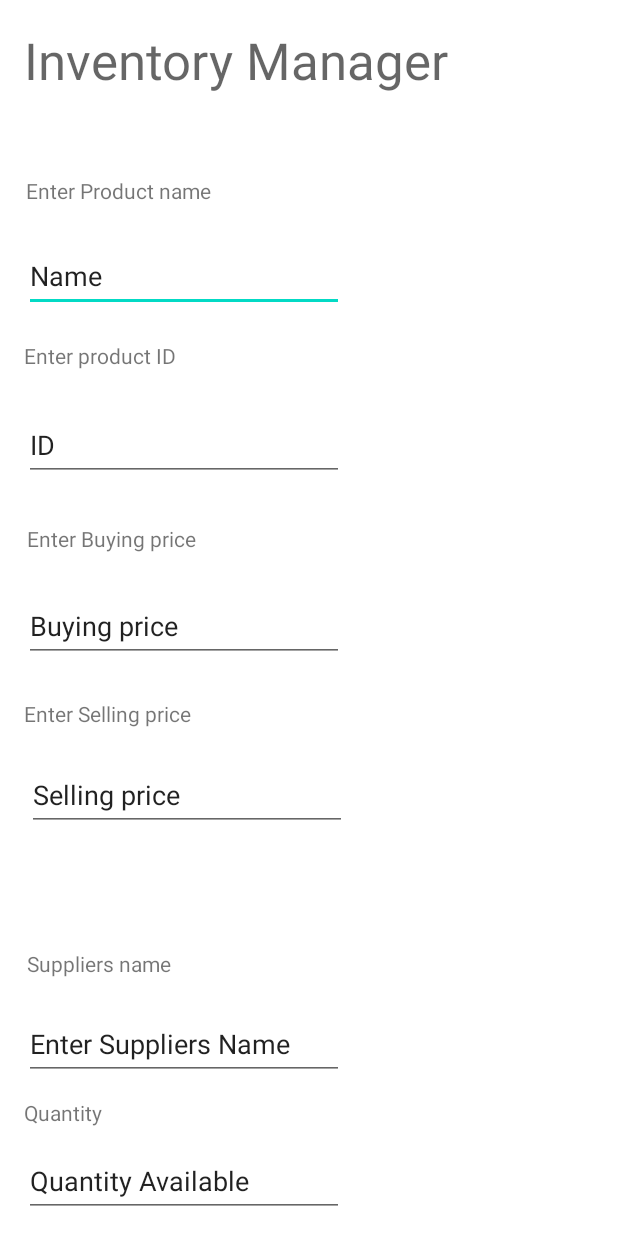
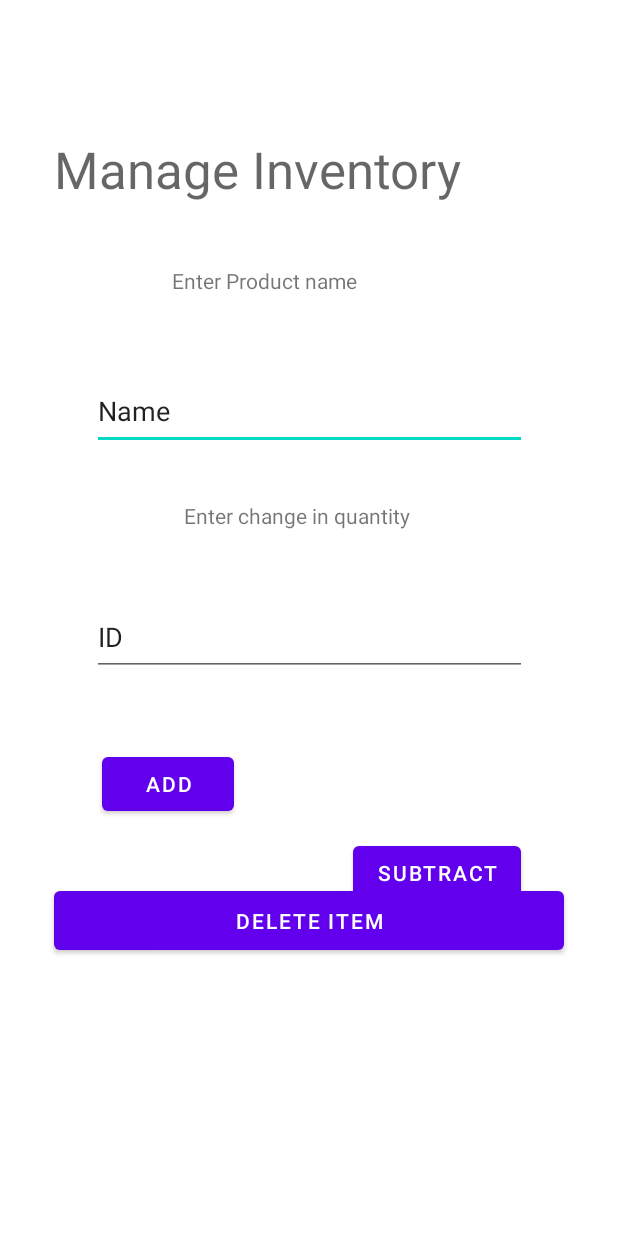
Before and after one commit to YazanMPSUT/InventoryManager, an Android app: the layout activity_manage_inventory.xml on its own in the app's theme, with its tools: preview values and no code run, on a phone screen of 412 x 824 dp. Run offline under Robolectric (Android 15) with nearby library versions, the phone set to English and light mode, and no system bars.

Commit message:
updated layouts, added dialogfragment to delete. Restructured files. Added net sales (could potentially use with sql?)

```diff
--- a/app/src/main/java/com/example/inventorymanager/AddInventory.kt
+++ b/app/src/main/java/com/example/inventorymanager/AddInventory.kt
@@ -2,10 +2,13 @@ package com.example.inventorymanager
 
 import androidx.appcompat.app.AppCompatActivity
 import android.os.Bundle
+import com.example.inventorymanager.MainActivity.Companion
+import com.example.inventorymanager.MainActivity.Companion.salesTotal
 
 class AddInventory : AppCompatActivity() {
     override fun onCreate(savedInstanceState: Bundle?) {
         super.onCreate(savedInstanceState)
         setContentView(R.layout.activity_add_inventory)
+        salesTotal += 10
     }
 }
--- a/app/src/main/java/com/example/inventorymanager/InventoryProvider.kt
+++ b/app/src/main/java/com/example/inventorymanager/InventoryProvider.kt
@@ -91,7 +91,7 @@ class InventoryProvider : ContentProvider(){
             }
         }
         if (sortOrder == null || sortOrder === "") {
-            /*** By default sort on student names*/
+            /*** By default sort on name*/
             sOrder = name
         }
         val c = qb.query(db, projection, selection, selectionArgs, null, null, sortOrder)
--- a/app/src/main/java/com/example/inventorymanager/MainActivity.kt
+++ b/app/src/main/java/com/example/inventorymanager/MainActivity.kt
@@ -4,7 +4,11 @@ import androidx.appcompat.app.AppCompatActivity
 import android.os.Bundle
 
 class MainActivity : AppCompatActivity() {
+    companion object {
+        var salesTotal: Double = 0.0
+    }
     override fun onCreate(savedInstanceState: Bundle?) {
+
         super.onCreate(savedInstanceState)
         setContentView(R.layout.activity_main)
     }
--- a/app/src/main/java/com/example/inventorymanager/ManageInventory.kt
+++ b/app/src/main/java/com/example/inventorymanager/ManageInventory.kt
@@ -1,11 +1,11 @@
 package com.example.inventorymanager
 
+import android.os.Bundle
 import androidx.appcompat.app.AppCompatActivity
-import android.os.Bundle
 
 class ManageInventory : AppCompatActivity() {
     override fun onCreate(savedInstanceState: Bundle?) {
         super.onCreate(savedInstanceState)
         setContentView(R.layout.activity_manage_inventory)
-    }
 }
+}
--- a/app/src/main/res/layout/activity_add_inventory.xml
+++ b/app/src/main/res/layout/activity_add_inventory.xml
@@ -11,7 +11,7 @@
         android:id="@+id/TVa"
         android:layout_width="337dp"
         android:layout_height="64dp"
-        android:text="Inventory Manager"
+        android:text="Add New Item"
         android:textAppearance="@style/TextAppearance.AppCompat.Display1"
         app:layout_constraintBottom_toBottomOf="parent"
         app:layout_constraintEnd_toEndOf="parent"
@@ -60,7 +60,7 @@
         app:layout_constraintVertical_bias="0.033" />
 
     <EditText
-        android:id="@+id/pidET"
+        android:id="@+id/qtyChangeET"
         android:layout_width="wrap_content"
         android:layout_height="wrap_content"
         android:ems="10"
@@ -83,7 +83,7 @@
         app:layout_constraintEnd_toEndOf="parent"
         app:layout_constraintHorizontal_bias="0.068"
         app:layout_constraintStart_toStartOf="parent"
-        app:layout_constraintTop_toBottomOf="@+id/pidET"
+        app:layout_constraintTop_toBottomOf="@+id/qtyChangeET"
         app:layout_constraintVertical_bias="0.06" />
 
     <EditText
--- a/app/src/main/res/layout/activity_manage_inventory.xml
+++ b/app/src/main/res/layout/activity_manage_inventory.xml
@@ -7,177 +7,103 @@
     tools:context=".ManageInventory">
 
 
-    <TextView
-        android:id="@+id/TVa"
-        android:layout_width="337dp"
-        android:layout_height="64dp"
-        android:text="Inventory Manager"
-        android:textAppearance="@style/TextAppearance.AppCompat.Display1"
-        app:layout_constraintBottom_toBottomOf="parent"
-        app:layout_constraintEnd_toEndOf="parent"
-        app:layout_constraintHorizontal_bias="0.216"
-        app:layout_constraintStart_toStartOf="parent"
-        app:layout_constraintTop_toTopOf="parent"
-        app:layout_constraintVertical_bias="0.023" />
-
     <EditText
         android:id="@+id/pnameET"
-        android:layout_width="wrap_content"
-        android:layout_height="wrap_content"
+        android:layout_width="290dp"
+        android:layout_height="52dp"
         android:ems="10"
         android:inputType="textPersonName"
         android:minHeight="48dp"
         android:text="Name"
         app:layout_constraintBottom_toBottomOf="parent"
         app:layout_constraintEnd_toEndOf="parent"
-        app:layout_constraintHorizontal_bias="0.079"
         app:layout_constraintStart_toStartOf="parent"
         app:layout_constraintTop_toBottomOf="@+id/TVa"
-        app:layout_constraintVertical_bias="0.113" />
+        app:layout_constraintVertical_bias="0.152" />
 
     <TextView
         android:id="@+id/TVb"
-        android:layout_width="147dp"
-        android:layout_height="31dp"
+        android:layout_width="179dp"
+        android:layout_height="41dp"
         android:text="Enter Product name"
         app:layout_constraintBottom_toTopOf="@+id/pnameET"
         app:layout_constraintEnd_toEndOf="parent"
-        app:layout_constraintHorizontal_bias="0.066"
+        app:layout_constraintHorizontal_bias="0.492"
         app:layout_constraintStart_toStartOf="parent"
         app:layout_constraintTop_toBottomOf="@+id/TVa"
-        app:layout_constraintVertical_bias="0.755" />
+        app:layout_constraintVertical_bias="0.443" />
 
     <TextView
         android:id="@+id/TVc"
-        android:layout_width="143dp"
-        android:layout_height="27dp"
-        android:text="Enter product ID"
+        android:layout_width="167dp"
+        android:layout_height="37dp"
+        android:text="Enter change in quantity"
         app:layout_constraintBottom_toBottomOf="parent"
         app:layout_constraintEnd_toEndOf="parent"
-        app:layout_constraintHorizontal_bias="0.059"
         app:layout_constraintStart_toStartOf="parent"
         app:layout_constraintTop_toBottomOf="@+id/pnameET"
-        app:layout_constraintVertical_bias="0.033" />
+        app:layout_constraintVertical_bias="0.07" />
 
     <EditText
-        android:id="@+id/pidET"
-        android:layout_width="wrap_content"
-        android:layout_height="wrap_content"
+        android:id="@+id/qtyChangeET"
+        android:layout_width="290dp"
+        android:layout_height="52dp"
         android:ems="10"
         android:inputType="number"
         android:minHeight="48dp"
         android:text="ID"
         app:layout_constraintBottom_toBottomOf="parent"
         app:layout_constraintEnd_toEndOf="parent"
-        app:layout_constraintHorizontal_bias="0.079"
+        app:layout_constraintHorizontal_bias="0.504"
         app:layout_constraintStart_toStartOf="parent"
         app:layout_constraintTop_toBottomOf="@+id/TVc"
-        app:layout_constraintVertical_bias="0.035" />
+        app:layout_constraintVertical_bias="0.068" />
+
+    <Button
+        android:id="@+id/addBtn"
+        android:layout_width="wrap_content"
+        android:layout_height="wrap_content"
+        android:layout_marginStart="68dp"
+        android:layout_marginTop="48dp"
+        android:text="Add"
+        app:layout_constraintBottom_toBottomOf="parent"
+        app:layout_constraintStart_toStartOf="parent"
+        app:layout_constraintTop_toBottomOf="@+id/qtyChangeET"
+        app:layout_constraintVertical_bias="0.0" />
+
+    <Button
+        android:id="@+id/subBtn"
+        android:layout_width="wrap_content"
+        android:layout_height="wrap_content"
+        android:layout_marginEnd="4dp"
+        android:layout_marginBottom="216dp"
+        android:text="Subtract"
+        app:layout_constraintBottom_toBottomOf="parent"
+        app:layout_constraintEnd_toEndOf="@+id/qtyChangeET"
+        app:layout_constraintTop_toBottomOf="@+id/qtyChangeET"
+        app:layout_constraintVertical_bias="0.979" />
+
+    <Button
+        android:id="@+id/delItemBtn"
+        android:layout_width="340dp"
+        android:layout_height="51dp"
+        android:layout_marginTop="137dp"
+        android:text="Delete Item"
+        app:layout_constraintEnd_toEndOf="parent"
+        app:layout_constraintStart_toStartOf="parent"
+        app:layout_constraintTop_toBottomOf="@+id/qtyChangeET" />
 
     <TextView
-        android:id="@+id/TVd"
-        android:layout_width="148dp"
-        android:layout_height="30dp"
-        android:text="Enter Buying price"
+        android:id="@+id/TVa"
+        android:layout_width="337dp"
+        android:layout_height="64dp"
+        android:text="Manage Inventory"
+        android:textAppearance="@style/TextAppearance.AppCompat.Display1"
         app:layout_constraintBottom_toBottomOf="parent"
-        app:layout_constraintEnd_toEndOf="parent"
-        app:layout_constraintHorizontal_bias="0.068"
-        app:layout_constraintStart_toStartOf="parent"
-        app:layout_constraintTop_toBottomOf="@+id/pidET"
-        app:layout_constraintVertical_bias="0.06" />
+        app:layout_constraintEnd_toEndOf="@+id/delItemBtn"
+        app:layout_constraintHorizontal_bias="0.0"
+        app:layout_constraintStart_toStartOf="@+id/delItemBtn"
+        app:layout_constraintTop_toTopOf="parent"
+        app:layout_constraintVertical_bias="0.118" />
 
-    <EditText
-        android:id="@+id/ET3"
-        android:layout_width="wrap_content"
-        android:layout_height="wrap_content"
-        android:ems="10"
-        android:inputType="number"
-        android:minHeight="48dp"
-        android:text="Buying price"
-        app:layout_constraintBottom_toBottomOf="parent"
-        app:layout_constraintEnd_toEndOf="parent"
-        app:layout_constraintHorizontal_bias="0.079"
-        app:layout_constraintStart_toStartOf="parent"
-        app:layout_constraintTop_toBottomOf="@+id/TVd"
-        app:layout_constraintVertical_bias="0.035" />
-
-    <TextView
-        android:id="@+id/TVe"
-        android:layout_width="161dp"
-        android:layout_height="27dp"
-        android:text="Enter Selling price"
-        app:layout_constraintBottom_toBottomOf="parent"
-        app:layout_constraintEnd_toEndOf="parent"
-        app:layout_constraintHorizontal_bias="0.064"
-        app:layout_constraintStart_toStartOf="parent"
-        app:layout_constraintTop_toBottomOf="@+id/ET3"
-        app:layout_constraintVertical_bias="0.069" />
-
-    <EditText
-        android:id="@+id/ET4"
-        android:layout_width="wrap_content"
-        android:layout_height="wrap_content"
-        android:ems="10"
-        android:inputType="number"
-        android:minHeight="48dp"
-        android:text="Selling price"
-        app:layout_constraintBottom_toBottomOf="parent"
-        app:layout_constraintEnd_toEndOf="parent"
-        app:layout_constraintHorizontal_bias="0.089"
-        app:layout_constraintStart_toStartOf="parent"
-        app:layout_constraintTop_toBottomOf="@+id/TVe"
-        app:layout_constraintVertical_bias="0.044" />
-
-    <EditText
-        android:id="@+id/ET5"
-        android:layout_width="wrap_content"
-        android:layout_height="wrap_content"
-        android:layout_marginBottom="104dp"
-        android:ems="10"
-        android:inputType="textPersonName"
-        android:minHeight="48dp"
-        android:text="Enter Suppliers Name"
-        app:layout_constraintBottom_toBottomOf="parent"
-        app:layout_constraintEnd_toEndOf="parent"
-        app:layout_constraintHorizontal_bias="0.079"
-        app:layout_constraintStart_toStartOf="parent" />
-
-    <TextView
-        android:id="@+id/TVf"
-        android:layout_width="wrap_content"
-        android:layout_height="wrap_content"
-        android:text="Suppliers name"
-        app:layout_constraintBottom_toTopOf="@+id/ET5"
-        app:layout_constraintEnd_toEndOf="parent"
-        app:layout_constraintHorizontal_bias="0.057"
-        app:layout_constraintStart_toStartOf="parent"
-        app:layout_constraintTop_toBottomOf="@+id/ET4"
-        app:layout_constraintVertical_bias="0.794" />
-
-    <TextView
-        android:id="@+id/TVg"
-        android:layout_width="116dp"
-        android:layout_height="26dp"
-        android:text="Quantity"
-        app:layout_constraintBottom_toBottomOf="parent"
-        app:layout_constraintEnd_toEndOf="parent"
-        app:layout_constraintHorizontal_bias="0.054"
-        app:layout_constraintStart_toStartOf="parent"
-        app:layout_constraintTop_toBottomOf="@+id/ET5"
-        app:layout_constraintVertical_bias="0.153" />
-
-    <EditText
-        android:id="@+id/ETd"
-        android:layout_width="wrap_content"
-        android:layout_height="wrap_content"
-        android:ems="10"
-        android:inputType="number"
-        android:minHeight="48dp"
-        android:text="Quantity Available"
-        app:layout_constraintBottom_toBottomOf="parent"
-        app:layout_constraintEnd_toEndOf="parent"
-        app:layout_constraintHorizontal_bias="0.079"
-        app:layout_constraintStart_toStartOf="parent"
-        app:layout_constraintTop_toBottomOf="@+id/TVg"
-        app:layout_constraintVertical_bias="0.304" />
 </androidx.constraintlayout.widget.ConstraintLayout>
--- a/app/src/main/res/values/strings.xml
+++ b/app/src/main/res/values/strings.xml
@@ -2,4 +2,6 @@
     <string name="app_name">InventoryManager</string>
     <string name="buy_items">Buy Items</string>
     <string name="manage_inventory">Manage Inventory</string>
+<!-- TODO: Remove or change this placeholder text -->
+    <string name="hello_blank_fragment">Hello blank fragment</string>
 </resources>
```
Also changed, not shown: app/src/main/AndroidManifest.xml (+1 -7 lines), app/src/main/java/com/example/inventorymanager/DeleteDialogFragment.kt (added, +26 -0 lines), app/src/main/java/com/example/inventorymanager/ViewInventory.kt (renamed from app/src/main/java/com/example/inventorymanager/DeleteFromIneventory.kt, +4 -4 lines), app/src/main/res/layout/activity_delete_from_inventory.xml (deleted, +0 -88 lines), app/src/main/res/layout/activity_view_inventory.xml (added, +14 -0 lines), app/src/main/res/layout/dialogfragment_delete.xml (added, +90 -0 lines).
